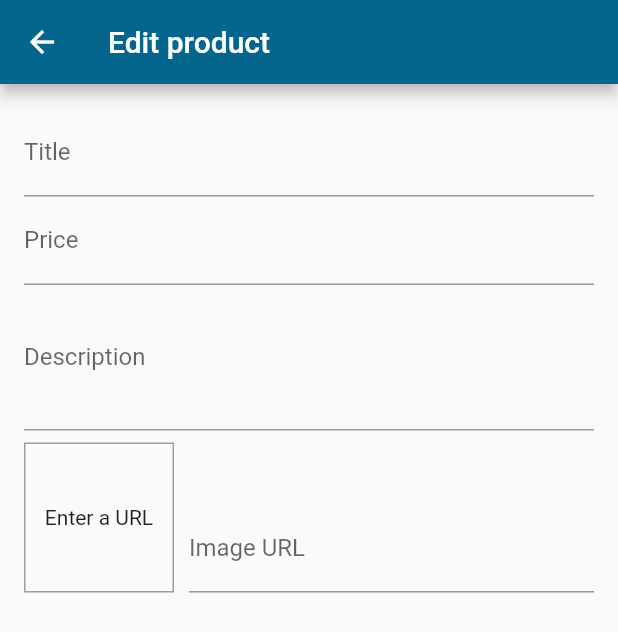
After one commit to aissaserrar/shop-App, a Flutter app: the EditProductScreen screen opened by its route, on a phone screen of 412 x 824 dp. The commit adds this screen. Shown: the top 632 px of the screen. Run offline on Flutter 3.47's test engine with Material 2 defaults, Android fonts, the phone set to English and light mode, and no system bars; network calls fail.

Commit message:
Add, edit and remove product functions and screens

```diff
--- a/lib/components/products_grid.dart
+++ b/lib/components/products_grid.dart
@@ -19,8 +19,8 @@ class ProductsGrid extends StatelessWidget {
       gridDelegate: SliverGridDelegateWithFixedCrossAxisCount(
         childAspectRatio: 3 / 2,
         crossAxisCount: 2,
-        crossAxisSpacing: 15,
-        mainAxisSpacing: 15,
+        crossAxisSpacing: 8,
+        mainAxisSpacing: 8,
       ),
       itemBuilder: (context, index) => ChangeNotifierProvider.value(
         value: prods[index],
--- a/lib/main.dart
+++ b/lib/main.dart
@@ -3,9 +3,11 @@ import 'package:my_shop/providers/orders.dart';
 import 'package:my_shop/providers/products.dart';
 import 'package:my_shop/providers/cart.dart';
 import 'package:my_shop/screens/cart_screen.dart';
+import 'package:my_shop/screens/edit_product_screen.dart';
 import 'package:my_shop/screens/home_screen.dart';
 import 'package:my_shop/screens/orders_screen.dart';
 import 'package:my_shop/screens/product_details_screen.dart';
+import 'package:my_shop/screens/user_products_screen.dart';
 import 'package:provider/provider.dart';
 
 void main() {
@@ -33,6 +35,8 @@ class MyApp extends StatelessWidget {
           ProductDetailsScreen.routeName: (context) => ProductDetailsScreen(),
           CartScreen.routeName: (context) => CartScreen(),
           OrdersScreen.routeName: (context) => OrdersScreen(),
+          UserProductsScreen.routeName: (context) => UserProductsScreen(),
+          EditProductScreen.routeName: (context) => EditProductScreen(),
         },
         home: HomeScreen(),
       ),
--- a/lib/providers/products.dart
+++ b/lib/providers/products.dart
@@ -45,4 +45,10 @@ class Products with ChangeNotifier {
   void addProduct(Product product) {
     notifyListeners();
   }
+
+  void removeProduct(String productID) {
+    _loadedProducts.removeWhere((element) => element.id == productID);
+
+    notifyListeners();
+  }
 }
--- /dev/null
+++ b/lib/screens/edit_product_screen.dart
@@ -0,0 +1,113 @@
+import 'package:flutter/cupertino.dart';
+import 'package:flutter/material.dart';
+
+class EditProductScreen extends StatefulWidget {
+  static final String routeName = "EditProductScreen";
+  @override
+  _EditProductScreenState createState() => _EditProductScreenState();
+}
+
+class _EditProductScreenState extends State<EditProductScreen> {
+  final _priceFocusNode = FocusNode();
+  final _descriptionFocusNode = FocusNode();
+  final _imageUrlFocusNode = FocusNode();
+  final _imageUrlController = TextEditingController();
+
+  void _updateImageUrl() {
+    if (!_imageUrlFocusNode.hasFocus) {
+      setState(() {});
+    }
+  }
+
+  @override
+  void initState() {
+    _imageUrlFocusNode.addListener(_updateImageUrl);
+    super.initState();
+  }
+
+  @override
+  void dispose() {
+    _imageUrlFocusNode.removeListener(_updateImageUrl);
+
+    _priceFocusNode.dispose();
+    _descriptionFocusNode.dispose();
+    _imageUrlFocusNode.dispose();
+    _imageUrlController.dispose();
+    super.dispose();
+  }
+
+  @override
+  Widget build(BuildContext context) {
+    return Scaffold(
+      appBar: AppBar(
+        title: Text('Edit product'),
+      ),
+      body: Form(
+        child: SingleChildScrollView(
+          padding: const EdgeInsets.all(16),
+          child: Column(
+            children: [
+              TextFormField(
+                decoration: InputDecoration(labelText: 'Title'),
+                textInputAction: TextInputAction.next,
+                onFieldSubmitted: (_) {
+                  FocusScope.of(context).requestFocus(_priceFocusNode);
+                },
+              ),
+              TextFormField(
+                focusNode: _priceFocusNode,
+                decoration: InputDecoration(labelText: 'Price'),
+                textInputAction: TextInputAction.next,
+                keyboardType: TextInputType.number,
+                onFieldSubmitted: (_) {
+                  FocusScope.of(context).requestFocus(_descriptionFocusNode);
+                },
+              ),
+              TextFormField(
+                focusNode: _descriptionFocusNode,
+                decoration: InputDecoration(labelText: 'Description'),
+                maxLines: 3,
+                keyboardType: TextInputType.multiline,
+              ),
+              Row(
+                crossAxisAlignment: CrossAxisAlignment.end,
+                children: [
+                  Container(
+                    width: 100,
+                    height: 100,
+                    margin: const EdgeInsets.only(top: 8, right: 10),
+                    decoration: BoxDecoration(
+                      border: Border.all(
+                        width: 1,
+                        color: Colors.grey,
+                      ),
+                    ),
+                    child: _imageUrlController.text.isEmpty
+                        ? Center(
+                            child: Text('Enter a URL'),
+                          )
+                        : FittedBox(
+                            child: Image.network(
+                              _imageUrlController.text,
+                              fit: BoxFit.cover,
+                            ),
+                          ),
+                  ),
+                  Expanded(
+                    child: TextFormField(
+                      controller: _imageUrlController,
+                      focusNode: _imageUrlFocusNode,
+                      decoration: InputDecoration(labelText: 'Image URL'),
+                      textInputAction: TextInputAction.done,
+                      keyboardType: TextInputType.url,
+                    ),
+                  ),
+                ],
+              ),
+            ],
+          ),
+        ),
+      ),
+    );
+  }
+}
--- a/lib/screens/orders_screen.dart
+++ b/lib/screens/orders_screen.dart
@@ -19,7 +19,7 @@ class OrdersScreen extends StatelessWidget {
           itemBuilder: (context, index) {
             return ExpansionTile(
               title: Text(
-                '${orders.orders[index].amount} \$',
+                '${orders.orders[index].amount.toStringAsFixed(2)} \$',
                 style: TextStyle(
                   fontSize: 24,
                   fontWeight: FontWeight.bold,
@@ -39,7 +39,7 @@ class OrdersScreen extends StatelessWidget {
                     trailing: Chip(
                       backgroundColor: Theme.of(context).primaryColor,
                       label: Text(
-                        '${(product.price * product.quantity)} \$',
+                        '${(product.price * product.quantity).toStringAsFixed(2)} \$',
                         style: TextStyle(color: Colors.white),
                       ),
                     ),
```
Also changed, not shown: lib/components/cart_item.dart (+31 -0 lines), lib/components/custom_drawer.dart (+31 -6 lines), lib/components/product_item.dart (+17 -5 lines), lib/components/user_product_item.dart (added, +50 -0 lines), lib/providers/cart.dart (+18 -0 lines), lib/screens/user_products_screen.dart (added, +42 -0 lines).
